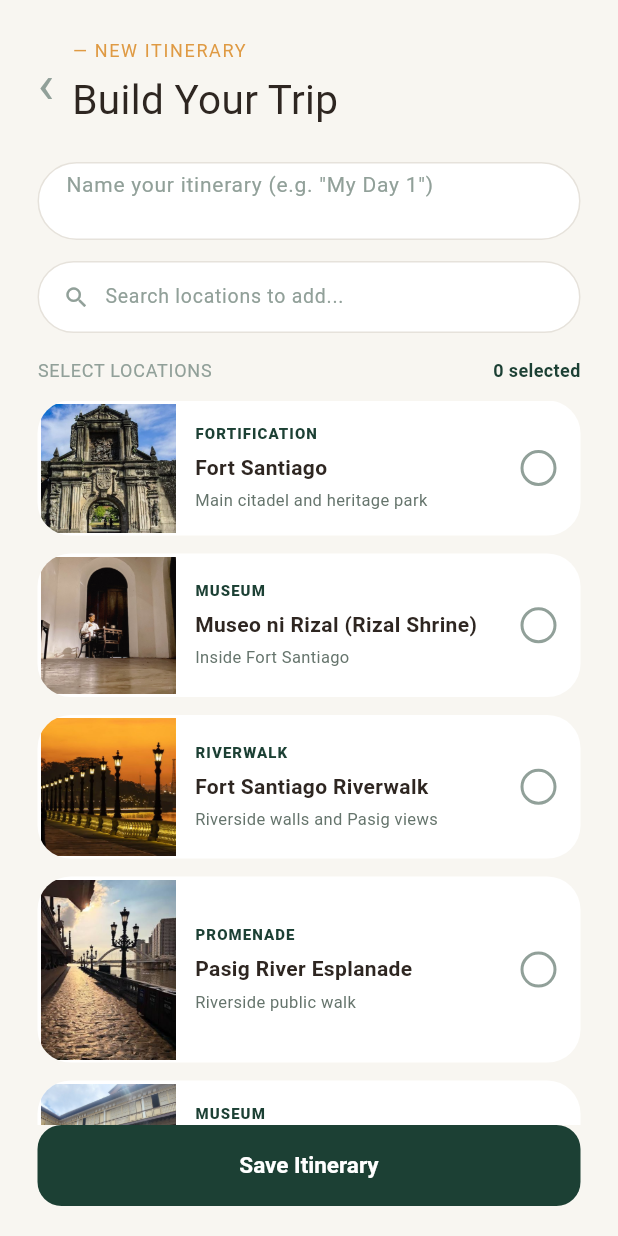
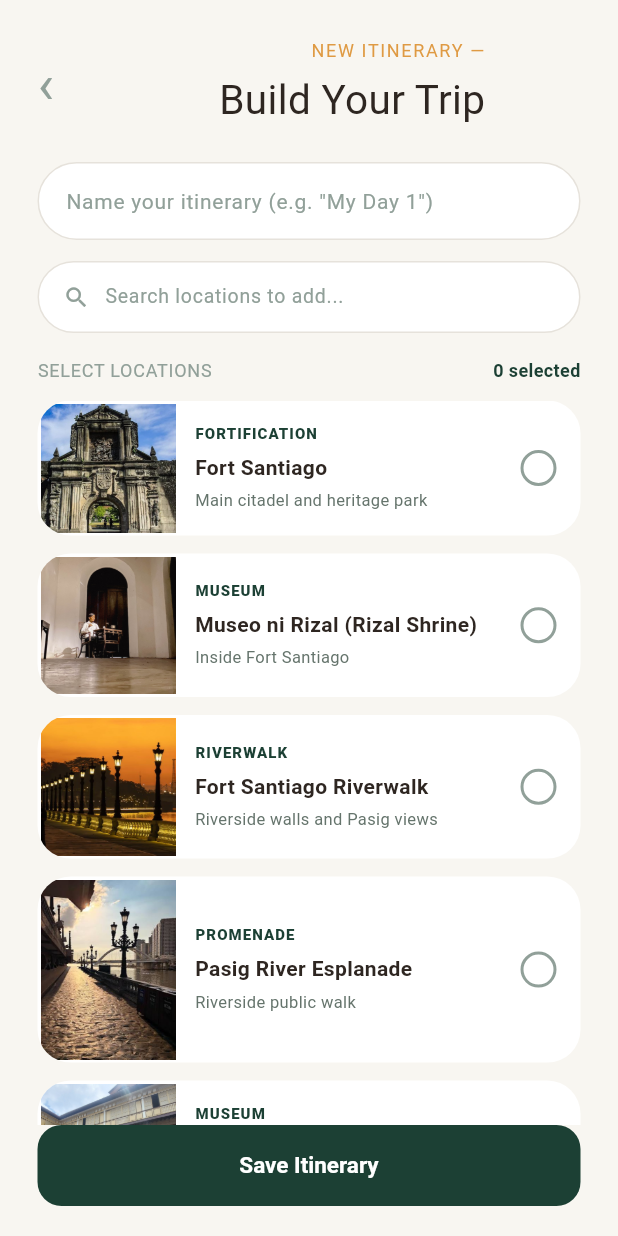
Before and after one commit to Eunice-13/intravel, a Flutter app: the screen it shows after launch, after a tap on "Puerta de Santa Lucia", after a tap on the "map" icon, after a tap on "Build your own itinerary", on a phone screen of 412 x 824 dp. Run offline on Flutter 3.47's test engine with Material 3 defaults, Android fonts, the phone set to English and light mode, and no system bars; our stand-ins replace flutter_tts, geolocator, google_maps_flutter, share_plus, shared_preferences; network calls fail; Roboto replaces fonts that are missing (Georgia).

Commit message:
Edit pictures and text positions

```diff
--- a/lib/screens/home_screen.dart
+++ b/lib/screens/home_screen.dart
@@ -273,6 +273,8 @@ class _CategoryChips extends StatelessWidget {
 
   @override
   Widget build(BuildContext context) {
+    final isDark = Theme.of(context).brightness == Brightness.dark;
+
     return SizedBox(
       height: 30,
       child: ListView.separated(
@@ -288,12 +290,14 @@ class _CategoryChips extends StatelessWidget {
               padding: const EdgeInsets.symmetric(horizontal: 12),
               alignment: Alignment.center,
               decoration: BoxDecoration(
-                color: isActive ? const Color(0xFF1D6B4A) : colors.card,
+                color: isActive
+                    ? (isDark ? colors.accent : const Color(0xFF1D6B4A))
+                    : colors.card,
                 borderRadius: BorderRadius.circular(25),
                 border: Border.all(
                   color: isActive
-                      ? const Color(0xFF1D6B4A)
-                      : const Color(0xFFE5E7EB),
+                      ? (isDark ? colors.accent : const Color(0xFF1D6B4A))
+                      : (isDark ? colors.line : const Color(0xFFE5E7EB)),
                 ),
               ),
               child: Text(
@@ -301,9 +305,11 @@ class _CategoryChips extends StatelessWidget {
                 style: TextStyle(
                   fontSize: 11,
                   fontWeight: FontWeight.w700,
-                  color: isActive
-                      ? const Color(0xFFF7FFFF)
-                      : const Color(0xFF555555),
+                  color: isDark
+                      ? Colors.white
+                      : (isActive
+                            ? const Color(0xFFF7FFFF)
+                            : const Color(0xFF555555)),
                 ),
               ),
             ),
--- a/lib/screens/itinerary_create_screen.dart
+++ b/lib/screens/itinerary_create_screen.dart
@@ -84,12 +84,17 @@ class _ItineraryCreateScreenState extends State<ItineraryCreateScreen> {
                           ),
                         ),
                       ),
-                      const SizedBox(width: 12),
-                      Column(
-                        crossAxisAlignment: CrossAxisAlignment.start,
+                      const SizedBox(width: 20),
+                      Padding(
+                        padding: const EdgeInsets.only(
+                          left: 90,
+                        ), // Adjust this value to push text right
+                        child: Column(
+                          crossAxisAlignment: CrossAxisAlignment.end,
                           children: [
                             Text(
-                            '— NEW ITINERARY',
+                              'NEW ITINERARY —',
+                              textAlign: TextAlign.right,
                               style: TextStyle(
                                 color: colors.accent,
                                 fontSize: 12,
@@ -106,6 +111,7 @@ class _ItineraryCreateScreenState extends State<ItineraryCreateScreen> {
                               ),
                             ),
                           ],
+                        ),
                       ),
                     ],
                   ),
@@ -128,6 +134,7 @@ class _ItineraryCreateScreenState extends State<ItineraryCreateScreen> {
                         border: InputBorder.none,
                         hintText: 'Name your itinerary (e.g. "My Day 1")',
                         hintStyle: TextStyle(fontSize: 14, color: colors.muted),
+                        contentPadding: const EdgeInsets.only(top: 15),
                       ),
                     ),
                   ),
--- a/lib/screens/itinerary_detail_screen.dart
+++ b/lib/screens/itinerary_detail_screen.dart
@@ -258,7 +258,7 @@ class _ItineraryDetailScreenState extends State<ItineraryDetailScreen> {
                                   itinerary.name,
                                   style: TextStyle(
                                     fontFamily: AppTheme.serifFont,
-                                    fontSize: 24,
+                                    fontSize: 20,
                                     color: colors.ink,
                                   ),
                                   maxLines: 1,
@@ -423,7 +423,7 @@ class _ItineraryDetailScreenState extends State<ItineraryDetailScreen> {
                           ),
                         ],
                       ),
-                      const SizedBox(height: 8),
+                      const SizedBox(height: 15),
                     ],
                   ),
                 ),
--- a/lib/screens/navigation_screen.dart
+++ b/lib/screens/navigation_screen.dart
@@ -913,6 +913,7 @@ class _NavigationScreenState extends State<NavigationScreen> {
                 ),
               ),
               _AccessibilityModeButton(
+                colors: colors,
                 icon: Icons.restaurant_outlined,
                 label: 'Vegetarian',
                 isActive: _vegetarianMode,
@@ -923,6 +924,7 @@ class _NavigationScreenState extends State<NavigationScreen> {
               ),
               const SizedBox(height: 10),
               _AccessibilityModeButton(
+                colors: colors,
                 icon: Icons.touch_app_outlined,
                 label: 'Braille / Voice',
                 isActive: _brailleVoiceMode,
@@ -940,6 +942,7 @@ class _NavigationScreenState extends State<NavigationScreen> {
               ),
               const SizedBox(height: 10),
               _AccessibilityModeButton(
+                colors: colors,
                 icon: Icons.accessible_rounded,
                 label: 'Ramps & Elevators',
                 isActive: _rampsMode,
@@ -1099,6 +1102,8 @@ class _NavFilterChipRow extends StatelessWidget {
 
   @override
   Widget build(BuildContext context) {
+    final isDark = Theme.of(context).brightness == Brightness.dark;
+
     return SizedBox(
       height: 34,
       child: ListView.separated(
@@ -1114,12 +1119,14 @@ class _NavFilterChipRow extends StatelessWidget {
               padding: const EdgeInsets.symmetric(horizontal: 14),
               alignment: Alignment.center,
               decoration: BoxDecoration(
-                color: isActive ? const Color(0xFF1D6B4A) : colors.card,
+                color: isActive
+                    ? (isDark ? colors.accent : const Color(0xFF1D6B4A))
+                    : colors.card,
                 borderRadius: BorderRadius.circular(25),
                 border: Border.all(
                   color: isActive
-                      ? const Color(0xFF1D6B4A)
-                      : const Color(0xFFE5E7EB),
+                      ? (isDark ? colors.accent : const Color(0xFF1D6B4A))
+                      : (isDark ? colors.line : const Color(0xFFE5E7EB)),
                 ),
                 boxShadow: isActive
                     ? null
@@ -1147,9 +1154,11 @@ class _NavFilterChipRow extends StatelessWidget {
                     style: TextStyle(
                       fontSize: 12,
                       fontWeight: FontWeight.w700,
-                      color: isActive
-                          ? const Color(0xFFF7FFFF)
-                          : const Color(0xFF555555),
+                      color: isDark
+                          ? Colors.white
+                          : (isActive
+                                ? const Color(0xFFF7FFFF)
+                                : const Color(0xFF555555)),
                     ),
                   ),
                 ],
@@ -1266,12 +1275,14 @@ class _LiveUpdateCard extends StatelessWidget {
 // Black pill in the branch design; turns a soft mint when active.
 
 class _AccessibilityModeButton extends StatelessWidget {
+  final AppColors colors;
   final IconData icon;
   final String label;
   final bool isActive;
   final VoidCallback onToggle;
 
   const _AccessibilityModeButton({
+    required this.colors,
     required this.icon,
     required this.label,
     required this.isActive,
@@ -1280,16 +1291,22 @@ class _AccessibilityModeButton extends StatelessWidget {
 
   @override
   Widget build(BuildContext context) {
+    final isDark = Theme.of(context).brightness == Brightness.dark;
+
     return GestureDetector(
       onTap: onToggle,
       child: Container(
         constraints: const BoxConstraints(minHeight: 70),
         padding: const EdgeInsets.symmetric(horizontal: 22, vertical: 12),
         decoration: BoxDecoration(
-          color: isActive ? const Color(0xFFE1EEE5) : const Color(0xFF050505),
+          color: isDark
+              ? (isActive ? const Color(0xFF333333) : colors.card)
+              : (isActive ? const Color(0xFFE1EEE5) : const Color(0xFF050505)),
           borderRadius: BorderRadius.circular(24),
           border: Border.all(
-            color: isActive ? const Color(0xFFA8C4B0) : Colors.transparent,
+            color: isDark
+                ? (isActive ? colors.accent : colors.card)
+                : (isActive ? const Color(0xFFA8C4B0) : Colors.transparent),
             width: 2,
           ),
         ),
@@ -1297,7 +1314,7 @@ class _AccessibilityModeButton extends StatelessWidget {
           children: [
             Icon(
               icon,
-              color: isActive ? AppTheme.forest : Colors.white,
+              color: isDark || !isActive ? Colors.white : AppTheme.forest,
               size: 26,
             ),
             const SizedBox(width: 14),
@@ -1305,7 +1322,7 @@ class _AccessibilityModeButton extends StatelessWidget {
               label,
               style: TextStyle(
                 fontSize: 13,
-                color: isActive ? AppTheme.forest : Colors.white,
+                color: isDark || !isActive ? Colors.white : AppTheme.forest,
               ),
             ),
           ],
--- a/lib/screens/plans_screen.dart
+++ b/lib/screens/plans_screen.dart
@@ -140,6 +140,10 @@ class _PlansScreenState extends State<PlansScreen> {
   @override
   Widget build(BuildContext context) {
     final colors = AppColors.of(context);
+    final isDark = Theme.of(context).brightness == Brightness.dark;
+    final budgetFieldColor = isDark
+        ? const Color(0xFF6E8178)
+        : const Color(0xFF65746C);
     final allRoutes = RouteService().getAllRoutes();
     final routes = allRoutes.where(_routeWithinBudget).toList();
     final sites = LocationService().getAllLocations().where((s) {
@@ -163,7 +167,7 @@ class _PlansScreenState extends State<PlansScreen> {
                     crossAxisAlignment: CrossAxisAlignment.start,
                     children: [
                       Text(
-                        '— INTRAMUROS',
+                        '— ITINERARY PLANNER',
                         style: TextStyle(
                           color: colors.accent,
                           fontSize: 12,
@@ -172,7 +176,7 @@ class _PlansScreenState extends State<PlansScreen> {
                       ),
                       const SizedBox(height: 7),
                       Text(
-                        'Travel Your Way',
+                        'Plan Your Way',
                         style: TextStyle(
                           fontFamily: AppTheme.serifFont,
                           fontSize: 27,
@@ -270,8 +274,7 @@ class _PlansScreenState extends State<PlansScreen> {
                         alignment: Alignment.center,
                         decoration: BoxDecoration(
                           color: isActive
-                              ? (Theme.of(context).brightness ==
-                                        Brightness.dark
+                              ? (Theme.of(context).brightness == Brightness.dark
                                     ? colors.accent
                                     : const Color(0xFF1D7654))
                               : colors.card,
@@ -382,7 +385,7 @@ class _PlansScreenState extends State<PlansScreen> {
               Container(
                 padding: const EdgeInsets.all(14),
                 decoration: BoxDecoration(
-                    color: const Color(0xFFEDE7DC),
+                  color: isDark ? colors.card : const Color(0xFFEDE7DC),
                   borderRadius: BorderRadius.circular(30),
                 ),
                 child: Row(
@@ -392,14 +395,12 @@ class _PlansScreenState extends State<PlansScreen> {
                       child: TextField(
                         controller: _budgetBarController,
                         keyboardType: TextInputType.number,
-                          style: TextStyle(
-                            fontSize: 13,
-                            color: const Color(0xFF65746C),
-                          ),
+                        style: TextStyle(fontSize: 13, color: budgetFieldColor),
                         decoration: InputDecoration(
                           isDense: true,
                           border: InputBorder.none,
                           hintText: '₱ Type your total budget…',
+                          hintStyle: TextStyle(color: budgetFieldColor),
                           errorText: _budgetBarError,
                         ),
                         onChanged: (v) {
```
Also changed, not shown: lib/screens/favorites_screen.dart (+6 -2 lines), assets/intravel/assets/home/fr-george-willman-museum.jpg, assets/intravel/assets/home/ia-baluarte-san-diego.jpg, assets/intravel/assets/home/plaza-de-santo-tomas.jpg, assets/intravel/assets/home/plaza-san-luis.jpg (added), 5 other files. Lines whose indentation alone changed are shown as unchanged.
